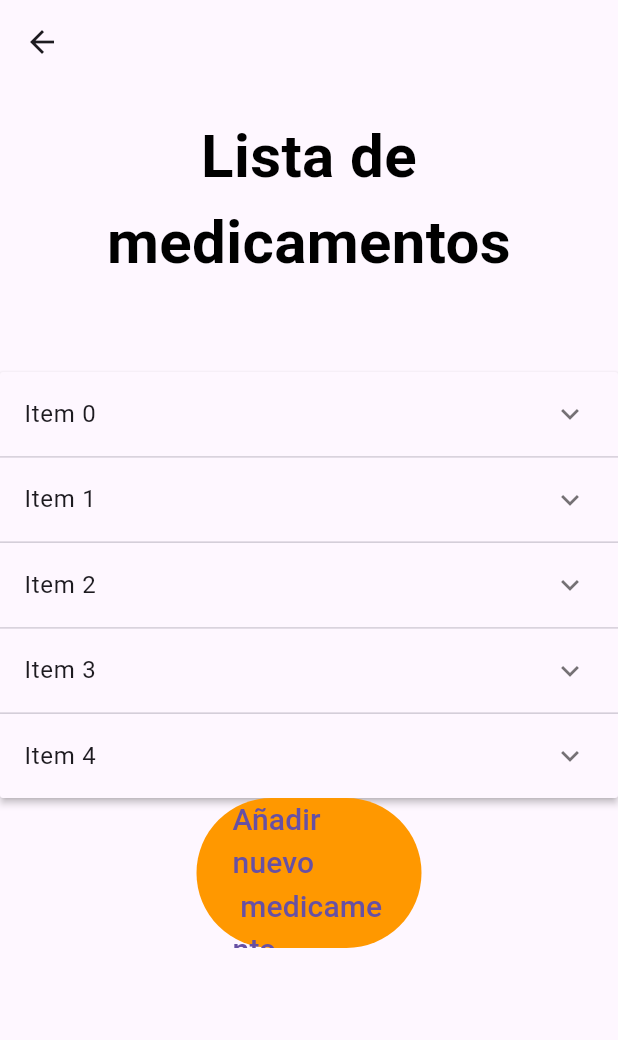
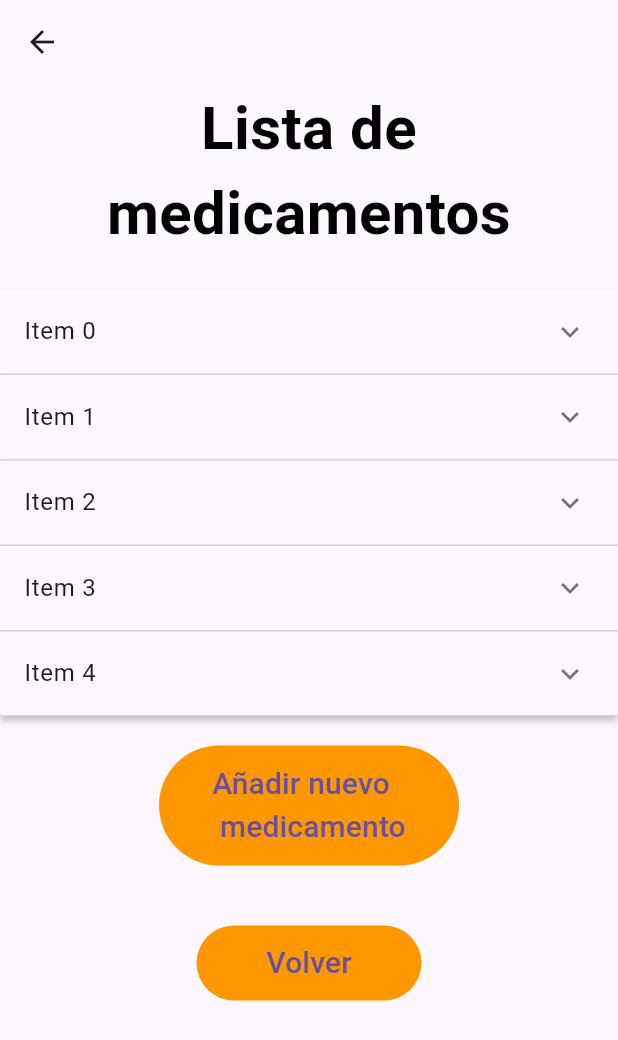
Before and after one commit to MarioRodriguezCordero/Matasanos, a Flutter app: the Home screen opened directly, after a tap on "Lista de medicamentos", on a phone screen of 412 x 824 dp. Shown: the top 1040 px of the screen. Run offline on Flutter 3.47's test engine with Material 3 defaults, Android fonts, the phone set to English and light mode, and no system bars.

Commit message:
mejoras basicas

```diff
--- a/lib/paginas/home.dart
+++ b/lib/paginas/home.dart
@@ -1,5 +1,6 @@
 import 'package:flutter/material.dart';
 import 'package:matasanos/paginas/listaMedicamentos.dart';
+import 'package:matasanos/paginas/pantallaPrincipal.dart';
 
 class Home extends StatelessWidget {
   const Home({super.key});
@@ -80,6 +81,23 @@ class Home extends StatelessWidget {
                     child: const Text("Pastillas de hoy")),
               ),
             ),
+            Align(
+              alignment: Alignment.center,
+              child: Padding(
+                padding: const EdgeInsets.all(20),
+                child: ElevatedButton(
+                    style: ElevatedButton.styleFrom(
+                        backgroundColor: Colors.orange,
+                        elevation: 0,
+                        fixedSize: const Size(200, 45)),
+                    onPressed: () {
+                      final destino = MaterialPageRoute(
+                                  builder: (_) => const PantallaPrincipal());
+                              Navigator.push(context, destino);
+                    },
+                    child: const Text("Cerrar sesion")),
+              ),
+            ),
             const Expanded(
               flex: 1,
               child: Text(""),
--- a/lib/paginas/listaMedicamentos.dart
+++ b/lib/paginas/listaMedicamentos.dart
@@ -1,4 +1,5 @@
 import 'package:flutter/material.dart';
+import 'package:matasanos/paginas/home.dart';
 import 'package:matasanos/paginas/nuevoMedicamento_1.dart';
 
 class ListaMedicamentos extends StatefulWidget {
@@ -40,7 +41,7 @@ class _ListaMedicamentosState extends State<ListaMedicamentos> {
         const Expanded(
           flex: 1,
           child: Padding(
-            padding: EdgeInsets.all(20),
+            padding: EdgeInsets.all(1),
             child: Text(
               "Lista de medicamentos",
               textAlign: TextAlign.center,
@@ -82,7 +83,10 @@ class _ListaMedicamentosState extends State<ListaMedicamentos> {
                 isExpanded: item.isExpanded);
           }).toList(),
         ),
-        ElevatedButton(
+
+        Padding(
+                padding: const EdgeInsets.all(20),
+                child: ElevatedButton(
                     onPressed: () {
                       final destino =
                           MaterialPageRoute(builder: (_) => const NuevoMedicamento_1());
@@ -91,10 +95,25 @@ class _ListaMedicamentosState extends State<ListaMedicamentos> {
                     style: ElevatedButton.styleFrom(
                       backgroundColor: Colors.orange,
                       elevation: 0,
-              fixedSize: const Size(150, 100),
+                      fixedSize: const Size(200, 80),
                     ),
                     child: const Text("Añadir nuevo\n medicamento",
-                style: TextStyle(fontSize: 20))),
+                        style: TextStyle(fontSize: 20)))),
+        Padding(
+                padding: const EdgeInsets.all(20),
+                child: ElevatedButton(
+                  onPressed: () {
+                    final destino =
+                        MaterialPageRoute(builder: (_) => const Home());
+                    Navigator.push(context, destino);
+                  },
+                  style: ElevatedButton.styleFrom(
+                    backgroundColor: Colors.orange,
+                    elevation: 0,
+                    fixedSize: const Size(150, 50),
+                  ),
+                  child: const Text("Volver",
+                      style: TextStyle(fontSize: 20)))),
         const Expanded(flex: 1, child: Text(""))
       ]),
     );
```
Also changed, not shown: lib/paginas/nuevoMedicamento_2.dart (+0 -10 lines), pubspec.lock. Lines whose indentation alone changed are shown as unchanged.
